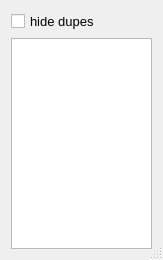
Before: the Qt Designer form so2sdr/wsjtxcalldialog.ui in n4ogw/so2sdr, drawn with Qt 5.
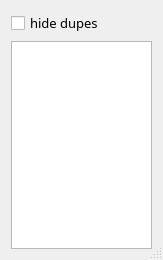
After: the same form once the commit is applied.

Diff of the .ui file:
```diff
--- a/so2sdr/wsjtxcalldialog.ui
+++ b/so2sdr/wsjtxcalldialog.ui
@@ -30,7 +30,7 @@
   </property>
   <property name="font">
    <font>
-    <family>Liberation Sans</family>
+    <family>Sans</family>
     <pointsize>10</pointsize>
    </font>
   </property>
```
